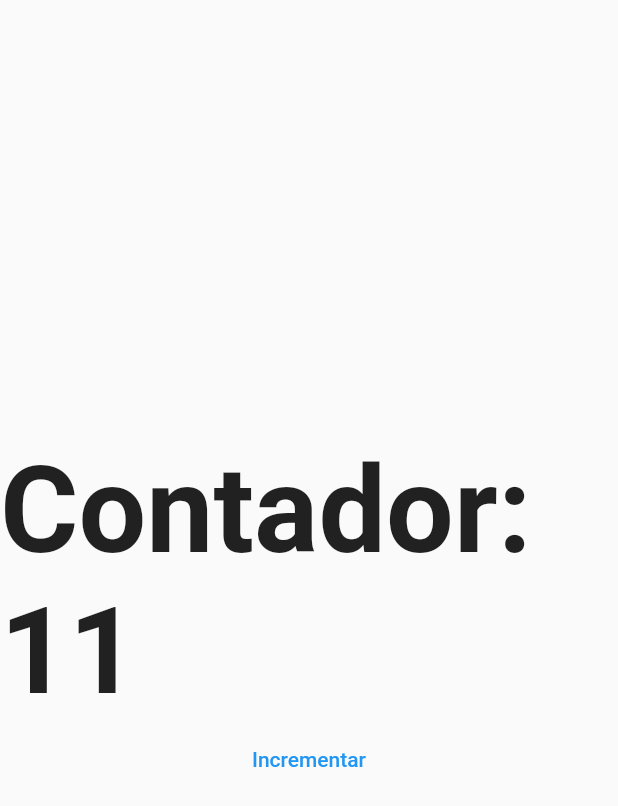
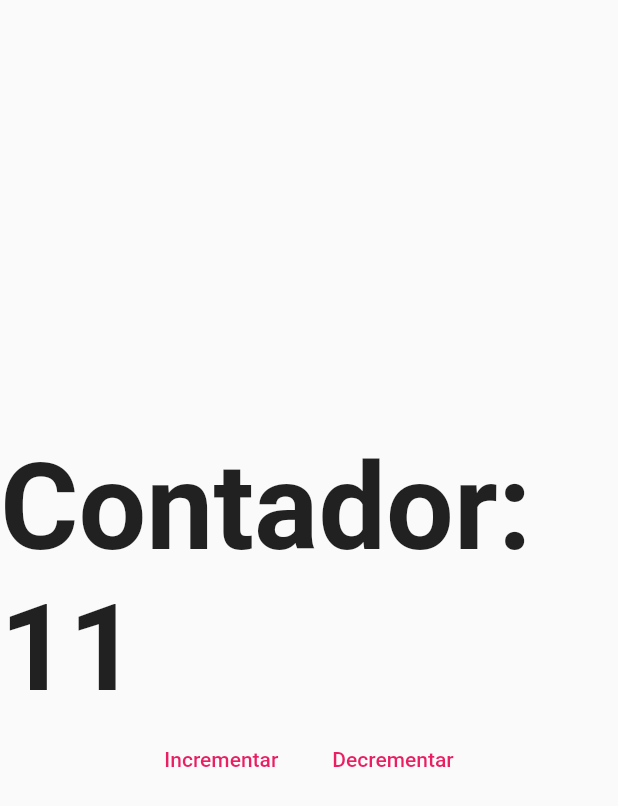
Before and after one commit to Carlos2693/flutter-basesweb, a Flutter app: the screen it shows after launch, after a tap on "Incrementar", on a phone screen of 412 x 824 dp. Shown: the top 806 px of the screen. Run offline on Flutter 3.47's test engine with Material 2 defaults, Android fonts, the phone set to English and light mode, and no system bars.

```diff
--- a/lib/ui/pages/counter_page.dart
+++ b/lib/ui/pages/counter_page.dart
@@ -1,3 +1,4 @@
+import 'package:bases_web/ui/shared/custom_flat_button.dart';
 import 'package:flutter/material.dart';
 
 class CounterPage extends StatefulWidget {
@@ -21,13 +22,18 @@ class _CounterPageState extends State<CounterPage> {
             'Contador: $counter',
             style: TextStyle(fontSize: 80, fontWeight: FontWeight.bold),
           ),
-          TextButton(
-            onPressed: (){
-              setState(() {
-                counter++;
-              });
-            },
-            child: Text('Incrementar'),
+          Row(
+            mainAxisAlignment: MainAxisAlignment.center,
+            children: [
+              CustomFlatButton(
+                text: 'Incrementar',
+                onPressed: () => setState(() => counter++),
+              ),
+              CustomFlatButton(
+                text: 'Decrementar',
+                onPressed: () => setState(() => counter--),
+              ),
+            ],
           )
         ],
       ),
--- /dev/null
+++ b/lib/ui/shared/custom_flat_button.dart
@@ -0,0 +1,29 @@
+import 'package:flutter/material.dart';
+
+class CustomFlatButton extends StatelessWidget {
+
+  final String text;
+  final Color color;
+  final Function onPressed;
+
+  const CustomFlatButton({
+    super.key,
+    required this.text,
+    required this.onPressed,
+    this.color = Colors.pink,
+  });
+
+  @override
+  Widget build(BuildContext context) {
+    return TextButton(
+      style: TextButton.styleFrom(
+        foregroundColor: color,
+      ),
+      onPressed: () => onPressed(),
+      child: Padding(
+        padding: const EdgeInsets.all(10.0),
+        child: Text(text),
+      ),
+    );
+  }
+}
```
